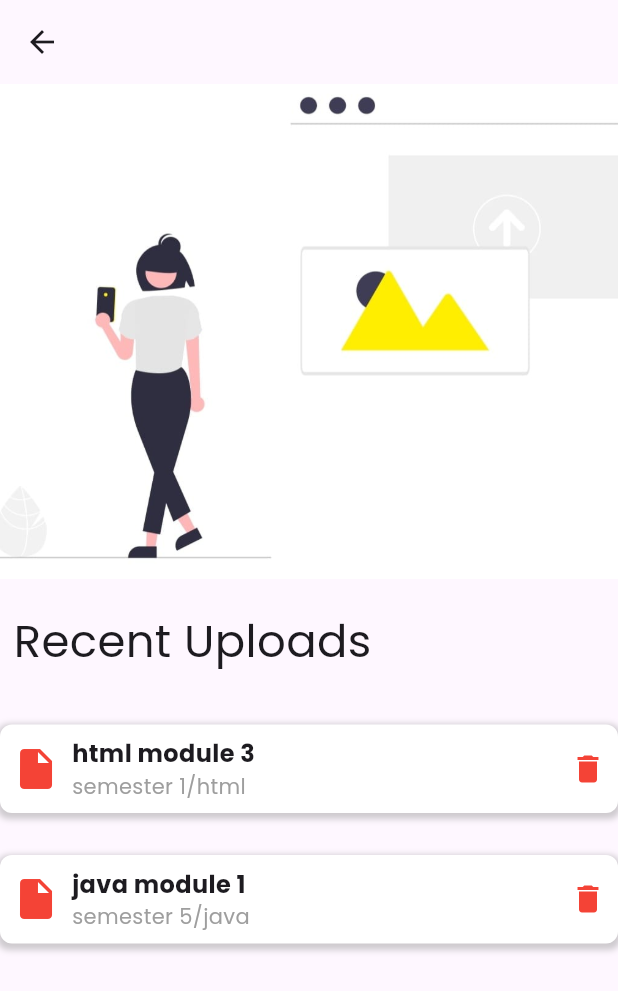
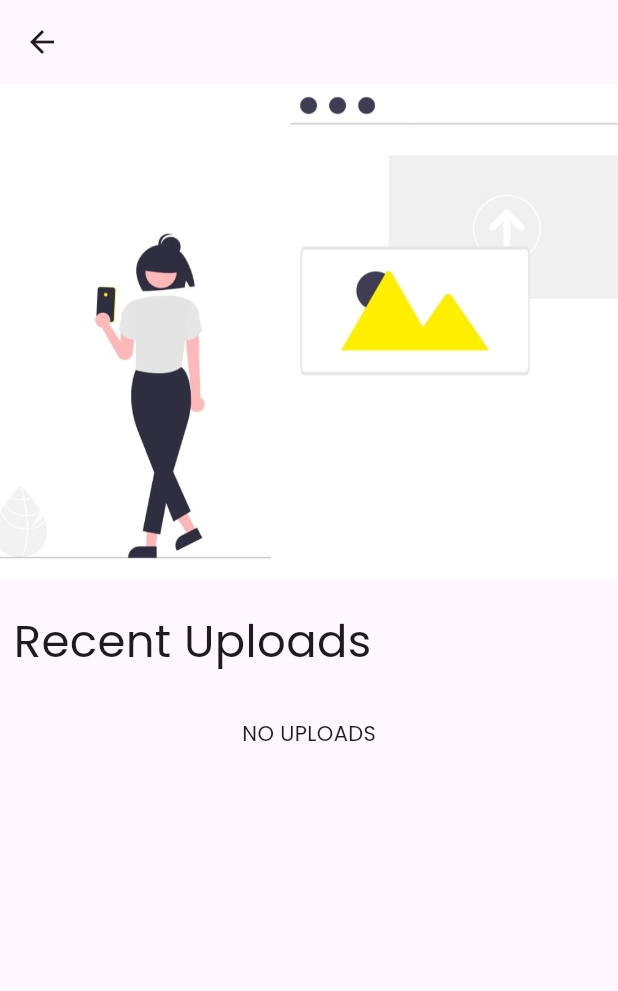
Before and after one commit to sharonvarkey0304/Abet, a Flutter app: the Uploads screen opened directly, on a phone screen of 412 x 824 dp. Shown: the top 991 px of the screen. Run offline on Flutter 3.47's test engine with Material 3 defaults, Android fonts, the phone set to English and light mode, and no system bars; our stand-ins replace animated_bottom_navigation_bar, carousel_slider, cloud_firestore, eva_icons_flutter, firebase_auth, firebase_core and 9 more; missing offline and left inert: cloudinary; accounts and stored records are empty.

Commit message:
Your uploads completed

```diff
--- a/lib/controler/contribution_controller.dart
+++ b/lib/controler/contribution_controller.dart
@@ -21,6 +21,8 @@ class ContributionController extends GetxController {
   final userProfilecntrl = Get.put(ProfileController());
 
   List<ContributionDatum> contributionList = [];
+  // List<ContributionDatum> yourUploadsList = [];
+  List<Subject> yourUploadSubjectList = [];
   List<Semester> subjectList = [];
   List<Subject> itemsInsideSubjectList = [];
 
@@ -41,6 +43,7 @@ class ContributionController extends GetxController {
         "Mathematical foundation",
         "Discrete mathematics",
       ],
+      "BSC": ["Angiosperm anatomy reproductive botany &palynology"],
     },
     'Semester 2': {
       "BBA": [
@@ -51,6 +54,9 @@ class ContributionController extends GetxController {
         "Problem solving using c",
         "Financial and management accounting",
         "Operation research",
+      ],
+      "BSC": [
+        "Microbiology,mycrology, lichenology and plant pathology",
       ],
     },
     'Semester 3': {
@@ -65,6 +71,9 @@ class ContributionController extends GetxController {
         "Data communication and optical fibers",
         "Theory of computation",
       ],
+      "BSC": [
+        "Phycology, bryology and pteridology",
+      ],
     },
     'Semester 4': {
       "BBA": [
@@ -78,6 +87,7 @@ class ContributionController extends GetxController {
         "E-commerce",
         "Computer graphics",
       ],
+      "BSC": ["Methodology&perspective in plant science"],
     },
     'Semester 5': {
       "BBA": [
@@ -90,6 +100,12 @@ class ContributionController extends GetxController {
         "Web programming using php",
         "Java programming",
         "Principle of software engineering",
+      ],
+      "BSC": [
+        "Gymnosperms,palaeobotany phytogeography and evolution",
+        "Angiosperms morphology and plant systematics",
+        "Tissue culture horticulture Economic botany and ethnobotany",
+        "Cell biology and biochemistry",
       ],
     },
     'Semester 6': {
@@ -104,6 +120,12 @@ class ContributionController extends GetxController {
         "Operating system",
         "Software testing and quality assurance",
       ],
+      "BSC": [
+        "Genetics and plant breeding",
+        "Biotechnology moleculer Biology and bioinformatics",
+        "Plant physiology and metabolism",
+        "Environmental science",
+      ],
     }
   };
 
@@ -112,7 +134,8 @@ class ContributionController extends GetxController {
   ContributionStatus contributionStatus = ContributionStatus.initial;
 
   Future<void> setContributiontoFirestore(
-      {required List<ContributionDatum> contributionList}) async {
+      {required List<ContributionDatum> contributionList,
+      bool isSnackbarNeed = true}) async {
     // final userId = _auth.currentUser?.uid;
 
     final userCourseId = userProfilecntrl.userData?.course;
@@ -128,11 +151,13 @@ class ContributionController extends GetxController {
       await getContributionList();
       setSubmitLoad(false);
       clearAllController();
+      if (isSnackbarNeed) {
         CommonWidget.snackBar(
           isSuccsess: true,
           title: "Succesfull",
           subtitle: "Contribution added succesfully",
         );
+      }
     } catch (e) {
       setSubmitLoad(false);
       CommonWidget.snackBar(
@@ -175,13 +200,15 @@ class ContributionController extends GetxController {
     try {
       setContributionStatus(status: ContributionStatus.loading);
       if (userCourseId != null) {
-        DocumentSnapshot querySnapshot = await _contribution.doc(userCourseId).get();
+        DocumentSnapshot querySnapshot =
+            await _contribution.doc(userCourseId).get();
         if (querySnapshot.data() != null) {
           data = ContributionDataModel.fromJson(
               querySnapshot.data() as Map<String, dynamic>);
         }
 
         contributionList = data?.contributionData ?? [];
+        setYourUploadsList(contributionList: contributionList);
         log("rrrrrrrrr  ${querySnapshot.data()}");
         setContributionStatus(status: ContributionStatus.loaded);
       }
@@ -194,6 +221,29 @@ class ContributionController extends GetxController {
         subtitle: e.toString(),
       );
     }
+  }
+
+  void setYourUploadsList({required List<ContributionDatum> contributionList}) {
+    yourUploadSubjectList.clear();
+    // yourUploadsList = contributionList.where((contribution) {
+    //   return contribution.semester!.any((semester) {
+    //     return semester.subject!.any((subject) {
+    //       if (subject.useruid == _auth.currentUser?.uid) {
+    //         yourUploadSubjectList.add(subject);
+    //       }
+    //       return subject.useruid == _auth.currentUser?.uid;
+    //     });
+    //   });
+    // }).toList();
+
+    // List<Subject> extractedSubjects = [];
+    yourUploadSubjectList = contributionList
+        .expand((contribution) => contribution.semester!)
+        .expand((semester) => semester.subject!)
+        .where((subject) => subject.useruid == _auth.currentUser!.uid)
+        .toList();
+
+    update();
   }
 
   void setSubjectList(int semindex) {
@@ -244,12 +294,15 @@ class ContributionController extends GetxController {
         final indexSub = contributionList[indexSem].semester!.indexWhere(
             (element) => element.subjectName == subjectController.text);
 
-        contributionList[indexSem].semester?[indexSub].subject?.add(Subject(
+        contributionList[indexSem].semester?[indexSub].subject?.add(
+              Subject(
                 id: Uuid().v4(),
+                useruid: _auth.currentUser?.uid,
                 details: detailsController.text,
                 imageBase64: image,
                 title: titleController.text,
-            ));
+              ),
+            );
       } else {
         contributionList[indexSem].semester?.add(
               Semester(
@@ -257,6 +310,7 @@ class ContributionController extends GetxController {
                 subject: [
                   Subject(
                     id: Uuid().v4(),
+                    useruid: _auth.currentUser?.uid,
                     details: detailsController.text,
                     imageBase64: image,
                     title: titleController.text,
@@ -276,6 +330,7 @@ class ContributionController extends GetxController {
               subject: [
                 Subject(
                   id: Uuid().v4(),
+                  useruid: _auth.currentUser?.uid,
                   details: detailsController.text,
                   imageBase64: image,
                   title: titleController.text,
@@ -289,4 +344,36 @@ class ContributionController extends GetxController {
 
     await setContributiontoFirestore(contributionList: contributionList);
   }
+
+  Future<void> deleteYourUploads({required String itemId}) async {
+    // Check if any element in contributionList matches the itemId
+
+    List<ContributionDatum> newList = List.from(contributionList);
+    if (newList.any((element) => element.semester!.any((semester) =>
+        semester.subject!.any((subject) => subject.id == itemId)))) {
+      // If itemId is found, delete it
+      for (var element in contributionList) {
+        for (var semester in element.semester!) {
+          semester.subject!.removeWhere((subject) => subject.id == itemId);
         }
+      }
+    }
+    print("11111111111");
+
+    try {
+      await setContributiontoFirestore(
+          contributionList: newList, isSnackbarNeed: false);
+      CommonWidget.snackBar(
+          isSuccsess: true,
+          title: "Succesfull",
+          subtitle: "Item deleted succesfully");
+    } catch (e) {
+      CommonWidget.snackBar(
+        isSuccsess: false,
+        title: "Error",
+        subtitle: "Could not delete",
+      );
+    }
+    print("33333333333");
+  }
+}
--- a/lib/model/contribution_model.dart
+++ b/lib/model/contribution_model.dart
@@ -94,12 +94,14 @@ class Semester {
 
 class Subject {
   String? id;
+  String? useruid;
   String? title;
   String? details;
   String? imageBase64;
 
   Subject({
     this.id,
+    this.useruid,
     this.title,
     this.details,
     this.imageBase64,
@@ -111,6 +113,7 @@ class Subject {
 
   factory Subject.fromJson(Map<String, dynamic> json) => Subject(
         id: json["id"],
+        useruid: json["useruid"],
         title: json["title"],
         details: json["details"],
         imageBase64: json["image_base_64"],
@@ -118,6 +121,7 @@ class Subject {
 
   Map<String, dynamic> toJson() => {
         "id": id,
+        "useruid": useruid,
         "title": title,
         "details": details,
         "image_base_64": imageBase64,
--- a/lib/screens/userscreen/profile/youruploads.dart
+++ b/lib/screens/userscreen/profile/youruploads.dart
@@ -1,5 +1,10 @@
+import 'dart:developer';
 import 'package:flutter/material.dart';
+import 'package:get/get.dart';
 import 'package:google_fonts/google_fonts.dart';
+import 'package:loginpage/model/contribution_model.dart';
+import 'package:loginpage/widgets/snackbar.dart';
+import '../../../controler/contribution_controller.dart';
 
 class Uploads extends StatefulWidget {
   const Uploads({super.key});
@@ -9,11 +14,22 @@ class Uploads extends StatefulWidget {
 }
 
 class _UploadsState extends State<Uploads> {
+  final contributionController = Get.put(ContributionController());
   @override
   Widget build(BuildContext context) {
     return Scaffold(
-      appBar: AppBar(),
-      body: ListView(
+      appBar: AppBar(
+        surfaceTintColor: Colors.white,
+      ),
+      body: GetBuilder<ContributionController>(
+        builder: (controller) {
+          log("your upload ${controller.yourUploadSubjectList.length}");
+          if (controller.contributionStatus == ContributionStatus.loading) {
+            return Center(
+              child: CommonWidget.loadingIndicator(color: Colors.amber),
+            );
+          }
+          return ListView(
             children: [
               SizedBox(
                 height: 330,
@@ -33,20 +49,49 @@ class _UploadsState extends State<Uploads> {
                   child: Text(
                     "Recent Uploads",
                     style: GoogleFonts.poppins(fontSize: 30),
-                  ))),
+                  ),
+                ),
+              ),
               SizedBox(height: 30),
-          _buildUploadItem(
-              fileName: 'html module 3', directory: 'semester 1/html'),
-          SizedBox(height: 20),
-          _buildUploadItem(
-              fileName: 'java module 1', directory: 'semester 5/java'),
+              controller.yourUploadSubjectList.isEmpty
+                  ? Center(
+                      child: Text("NO UPLOADS"),
+                    )
+                  : ListView.separated(
+                      shrinkWrap: true,
+                      physics: ScrollPhysics(),
+                      itemCount: controller.yourUploadSubjectList.length,
+                      itemBuilder: (context, index) {
+                        final subject = controller.yourUploadSubjectList[index];
+
+                        return Padding(
+                          padding: const EdgeInsets.symmetric(horizontal: 10),
+                          child: _buildUploadItem(
+                              fileName: subject.title ?? "NO NAME",
+                              directory: '',
+                              item: subject),
+                        );
+                      },
+                      separatorBuilder: (context, index) {
+                        return SizedBox(
+                          height: 15,
+                        );
+                      },
+                    ),
+              SizedBox(
+                height: 20,
+              ),
             ],
+          );
+        },
       ),
     );
   }
 
   Widget _buildUploadItem(
-      {required String fileName, required String directory}) {
+      {required String fileName,
+      required String directory,
+      required Subject item}) {
     return Container(
       padding: EdgeInsets.all(8),
       margin: EdgeInsets.symmetric(vertical: 4),
@@ -91,7 +136,7 @@ class _UploadsState extends State<Uploads> {
           Spacer(), // Adds space to push the next icon to the end
           GestureDetector(
             onTap: () {
-              showLogoutDialog(context);
+              showLogoutDialog(context, item);
             },
             child: Icon(
               Icons.delete,
@@ -104,7 +149,7 @@ class _UploadsState extends State<Uploads> {
     );
   }
 
-  void showLogoutDialog(BuildContext context) {
+  void showLogoutDialog(BuildContext context, Subject item) {
     showDialog(
       context: context,
       builder: (BuildContext context) {
@@ -113,13 +158,15 @@ class _UploadsState extends State<Uploads> {
           content: Text('Do you want to DELETE?'),
           actions: [
             TextButton(
-              onPressed: () {},
+              onPressed: () async {
+                await contributionController.deleteYourUploads(
+                    itemId: item.id!);
+                Navigator.of(context).pop();
+              },
               child: Text('Yes'),
             ),
             TextButton(
-              onPressed: () {
-                Navigator.of(context).pop();
-              },
+              onPressed: () {},
               child: Text('No'),
             ),
           ],
```
Lines whose indentation alone changed are shown as unchanged.
